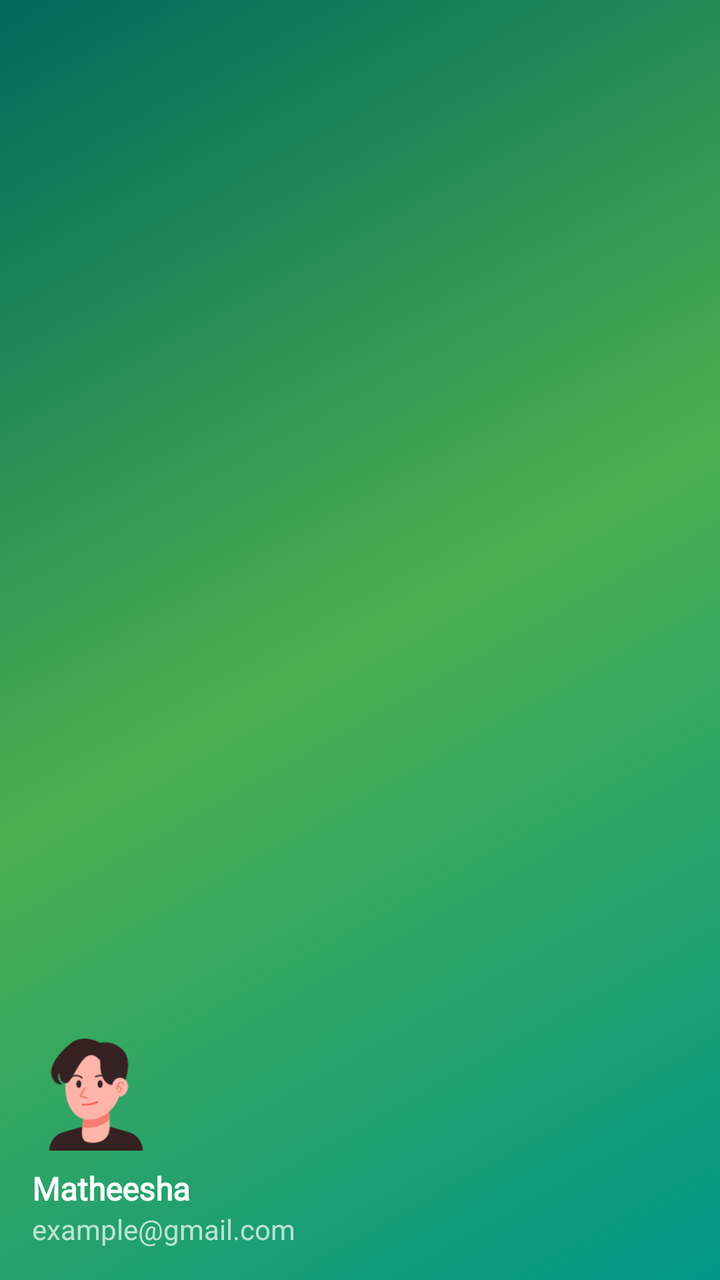
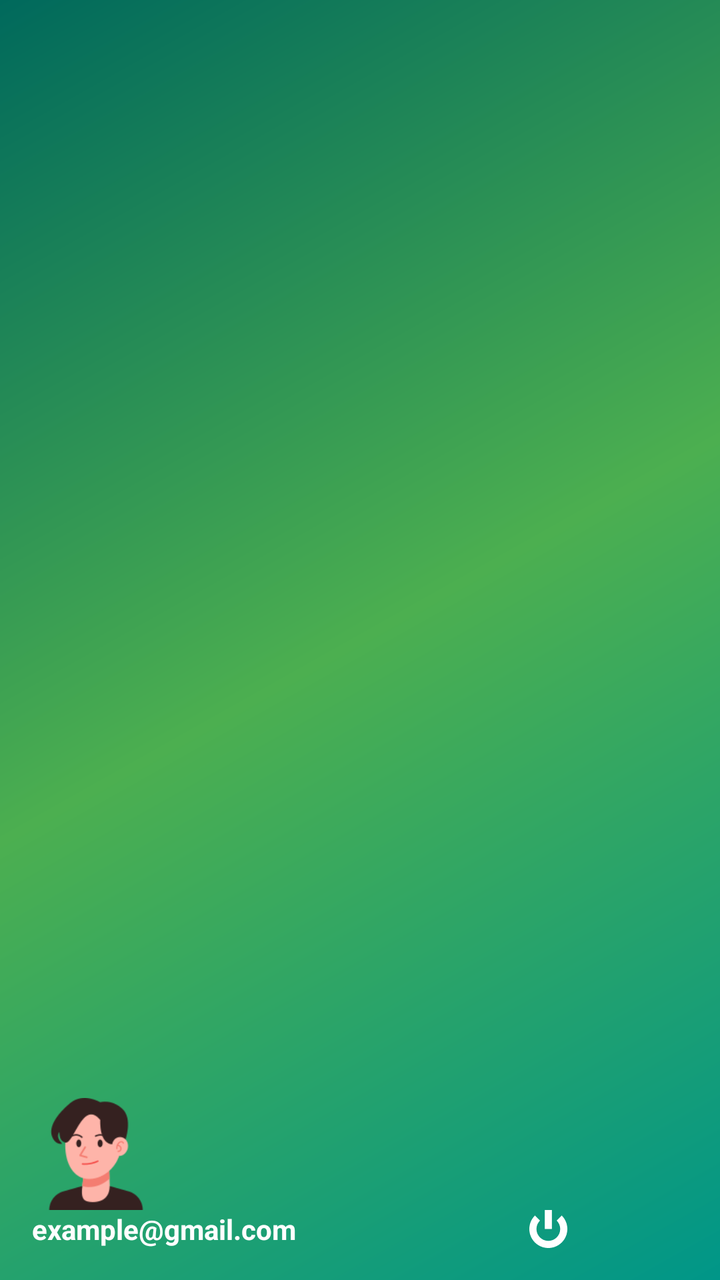

An Android layout rendered at two revisions. The XML below is the earlier revision; the diff shows what the commit changed to produce the second picture.
<!-- AndroidManifest.xml: application theme Theme.TVHUB -->
<!-- res/layout/nav_header_navigaton.xml -->
<?xml version="1.0" encoding="utf-8"?>
<LinearLayout xmlns:android="http://schemas.android.com/apk/res/android"
    xmlns:app="http://schemas.android.com/apk/res-auto"
    android:layout_width="match_parent"
    android:layout_height="@dimen/nav_header_height"
    android:background="@drawable/side_nav_bar"
    android:gravity="bottom"
    android:orientation="vertical"
    android:paddingLeft="@dimen/activity_horizontal_margin"
    android:paddingTop="@dimen/activity_vertical_margin"
    android:paddingRight="@dimen/activity_horizontal_margin"
    android:paddingBottom="@dimen/activity_vertical_margin"
    android:theme="@style/ThemeOverlay.AppCompat.Dark">

    <ImageView
        android:id="@+id/imageView"
        android:layout_width="64dp"
        android:layout_height="64dp"
        android:contentDescription="@string/nav_header_desc"
        android:paddingTop="@dimen/nav_header_vertical_spacing"
        app:srcCompat="@drawable/boy" />

    <TextView
        android:layout_width="match_parent"
        android:layout_height="wrap_content"
        android:fontFamily="@font/kanit_regular"
        android:paddingTop="@dimen/nav_header_vertical_spacing"
        android:text="Matheesha"
        android:textAppearance="@style/TextAppearance.AppCompat.Body1"
        android:textSize="16sp"
        android:textStyle="bold" />

    <TextView
        android:id="@+id/textView"
        android:layout_width="wrap_content"
        android:layout_height="wrap_content"
        android:text="example@gmail.com" />
</LinearLayout>
<!-- resources referenced by this layout -->
<resources>
  <dimen name="activity_horizontal_margin">16dp</dimen>
  <dimen name="activity_vertical_margin">16dp</dimen>
  <dimen name="nav_header_height">176dp</dimen>
  <dimen name="nav_header_vertical_spacing">8dp</dimen>
  <!-- drawable boy: png bitmap (drawable, 6205 bytes) -->
  <!-- drawable side_nav_bar (drawable) -->
  <shape xmlns:android="http://schemas.android.com/apk/res/android"
      android:shape="rectangle">
      <gradient
          android:angle="135"
          android:centerColor="#4CAF50"
          android:endColor="#00695C"
          android:startColor="#009688"
          android:type="linear" />
  </shape>
  <string name="nav_header_desc">Navigation header</string>
  <style name="Theme.TVHUB" parent="Base.Theme.TVHUB" />
  <style name="Base.Theme.TVHUB" parent="Theme.Material3.DayNight.NoActionBar">
          
           <item name="colorPrimary">@color/green1</item>
      </style>
  <color name="green1">#14326D53</color>
</resources>

<!-- the commit's change to res/layout/nav_header_navigaton.xml (unified diff, before → after) -->
@@ -20,19 +20,25 @@
         android:paddingTop="@dimen/nav_header_vertical_spacing"
         app:srcCompat="@drawable/boy" />
 
-    <TextView
-        android:layout_width="match_parent"
+    <LinearLayout
+        android:layout_width="298dp"
         android:layout_height="wrap_content"
-        android:fontFamily="@font/kanit_regular"
-        android:paddingTop="@dimen/nav_header_vertical_spacing"
-        android:text="Matheesha"
-        android:textAppearance="@style/TextAppearance.AppCompat.Body1"
-        android:textSize="16sp"
-        android:textStyle="bold" />
+        android:orientation="horizontal">
 
-    <TextView
-        android:id="@+id/textView"
-        android:layout_width="wrap_content"
-        android:layout_height="wrap_content"
-        android:text="example@gmail.com" />
+        <TextView
+            android:id="@+id/nav_email"
+            android:layout_width="215dp"
+            android:layout_height="wrap_content"
+            android:text="example@gmail.com"
+            android:textColor="@color/white"
+            android:textStyle="bold" />
+
+        <ImageView
+            android:id="@+id/log_out"
+            android:layout_width="86dp"
+            android:layout_height="match_parent"
+            android:src="@drawable/power" />
+
+    </LinearLayout>
+
 </LinearLayout>
<!-- resource entries referenced after the edit -->
@@ -1,10 +1,19 @@
 <!-- resources referenced by this layout -->
 <resources>
+  <color name="white">#FFFFFFFF</color>
   <dimen name="activity_horizontal_margin">16dp</dimen>
   <dimen name="activity_vertical_margin">16dp</dimen>
   <dimen name="nav_header_height">176dp</dimen>
   <dimen name="nav_header_vertical_spacing">8dp</dimen>
   <!-- drawable boy: png bitmap (drawable, 6205 bytes) -->
+  <!-- drawable power (drawable) -->
+  <vector xmlns:android="http://schemas.android.com/apk/res/android" android:height="64dp" android:viewportHeight="16" android:viewportWidth="16" android:width="64dp">
+        
+      <path android:fillColor="#FFFFFF" android:pathData="M6.5,0V8H9.5V0H6.5Z"/>
+        
+      <path android:fillColor="#FFFFFF" android:pathData="M4.464,11.535C2.512,9.583 2.512,6.417 4.464,4.464L2.343,2.343C-0.781,5.467 -0.781,10.533 2.343,13.657C5.467,16.781 10.533,16.781 13.657,13.657C16.781,10.533 16.781,5.467 13.657,2.343L11.535,4.464C13.488,6.417 13.488,9.583 11.535,11.535C9.583,13.488 6.417,13.488 4.464,11.535Z"/>
+      
+  </vector>
   <!-- drawable side_nav_bar (drawable) -->
   <shape xmlns:android="http://schemas.android.com/apk/res/android"
       android:shape="rectangle">
